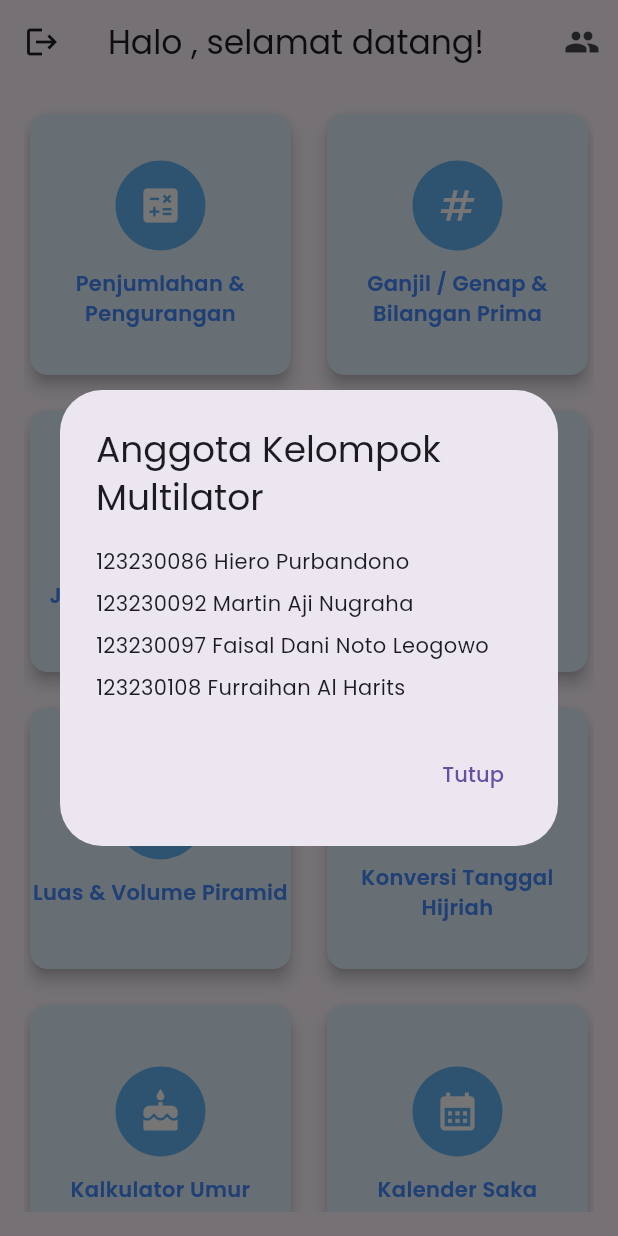
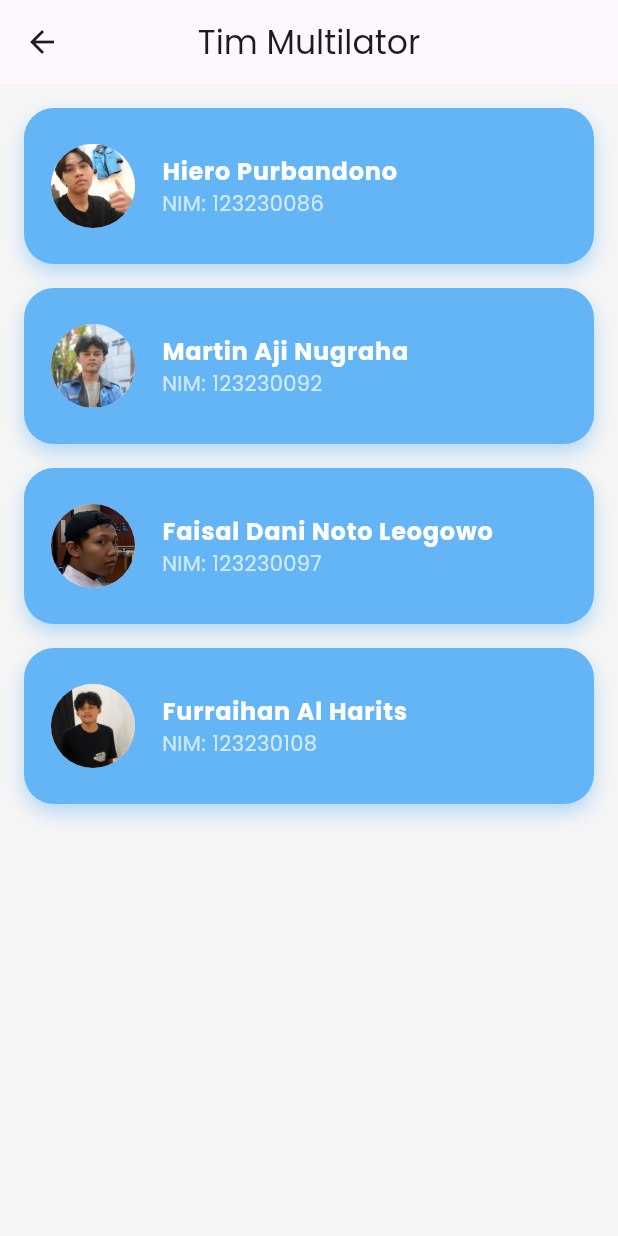
Before and after one commit to gogopowercoding/TeknoMobile_086_092_097_108, a Flutter app: the DashboardPage screen opened directly with empty values, after a tap on the "group" icon, on a phone screen of 412 x 824 dp. Run offline on Flutter 3.47's test engine with Material 3 defaults, Android fonts, the phone set to English and light mode, and no system bars; our stand-ins replace decimal, device_preview, google_fonts.

Commit message:
nambah menu profil

```diff
--- a/lib/screen/dashboard_page.dart
+++ b/lib/screen/dashboard_page.dart
@@ -2,6 +2,7 @@ import 'package:flutter/material.dart';
 import 'package:teknomobile_086_092_097_108/screen/konversitanggalhijriah_page.dart';
 import 'login_page.dart';
 
+import 'profile_page.dart';
 import 'penjumlahan_page.dart';
 import 'ganjil_genap_page.dart';
 import 'jumlah_total_page.dart';
@@ -24,6 +25,7 @@ class _DashboardPageState extends State<DashboardPage> {
 
   List menu = [
     {
+
       "title": "Penjumlahan & Pengurangan",
       "icon": Icons.calculate,
       "page": const PenjumlahanPage()
@@ -84,41 +86,18 @@ class _DashboardPageState extends State<DashboardPage> {
             );
           },
         ),
-
+        backgroundColor:  Colors.blue[50],
         title: Text("Halo ${widget.username}, selamat datang!"),
         actions: [
           IconButton(
             icon: const Icon(Icons.group),
             onPressed: () {
-              showDialog(
-                context: context,
-                builder: (BuildContext context) {
-                  return AlertDialog(
-                    title: const Text('Anggota Kelompok Multilator'),
-                    content: const Column(
-                      mainAxisSize: MainAxisSize.min,
-                      crossAxisAlignment: CrossAxisAlignment.start,
-                      children: [
-                        Text('123230086 Hiero Purbandono'),
-                        SizedBox(height: 8),
-                        Text('123230092 Martin Aji Nugraha'),
-                        SizedBox(height: 8),
-                        Text('123230097 Faisal Dani Noto Leogowo'),
-                        SizedBox(height: 8),
-                        Text('123230108 Furraihan Al Harits'),
-                      ],
-                    ),
-                    actions: [
-                      TextButton(
-                        onPressed: () {
-                          Navigator.of(context).pop();
-                        },
-                        child: const Text('Tutup'),
-                      ),
-                    ],
-                  );
-                },
-              );
+                Navigator.push(
+              context,
+              MaterialPageRoute(
+                builder: (context) => const ProfilePage(),
+              ),
+            );
             },
           ),
         ],
--- a/lib/screen/profile_page.dart
+++ b/lib/screen/profile_page.dart
@@ -59,11 +59,7 @@ class ProfileCard extends StatelessWidget {
       margin: const EdgeInsets.only(bottom: 16),
       decoration: BoxDecoration(
         borderRadius: BorderRadius.circular(20),
-        gradient: LinearGradient(
-          colors: [Colors.blue.shade400, Colors.blue.shade700],
-          begin: Alignment.topLeft,
-          end: Alignment.bottomRight,
-        ),
+        color: Colors.blue[300],
         boxShadow: [
           BoxShadow(
             color: Colors.blue.withOpacity(0.3),
--- a/pubspec.yaml
+++ b/pubspec.yaml
@@ -93,3 +93,8 @@ flutter:
   #
   # For details regarding fonts from package dependencies,
   # see https://flutter.dev/to/font-from-package
+  assets:
+  - assets/images/hiro.jpeg
+  - assets/images/martin.jpeg
+  - assets/images/faisal.jpeg
+  - assets/images/fuu.png
```
Also changed, not shown: pubspec.lock.
